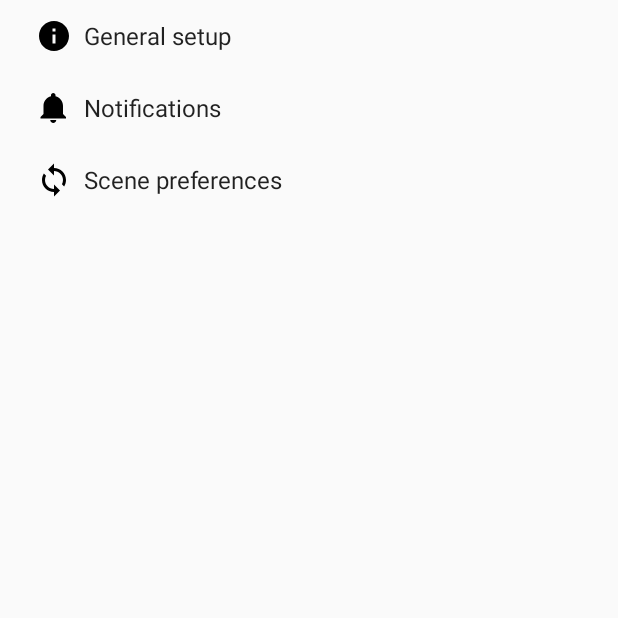
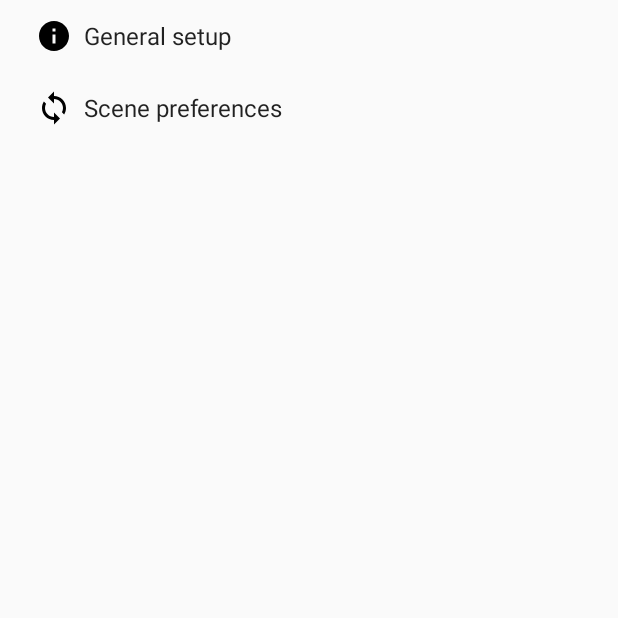
Before and after one commit to hgabor47/vrpd_android, an Android app: the SettingsActivity screen opened directly, with no data from a screen before it, on a phone screen of 412 x 824 dp, the top half of it. Run offline under Robolectric (Android 15) with nearby library versions, the phone set to English and light mode, and no system bars.

Commit message:
Changed android init screen

```diff
--- a/VRPrelimutensDesktop/src/main/res/xml/pref_data_sync.xml
+++ b/VRPrelimutensDesktop/src/main/res/xml/pref_data_sync.xml
@@ -55,10 +55,5 @@
         android:positiveButtonText="@null"
         android:title="@string/pref_title_sync_frequency" />
 
-    <!-- This preference simply launches an intent when selected. Use this UI sparingly, per
-         design guidelines. -->
-    <Preference android:title="@string/pref_title_system_sync_settings">
-        <intent android:action="android.settings.SYNC_SETTINGS" />
-    </Preference>
 
 </PreferenceScreen>
--- a/VRPrelimutensDesktop/src/main/res/xml/pref_general.xml
+++ b/VRPrelimutensDesktop/src/main/res/xml/pref_general.xml
@@ -1,10 +1,5 @@
 <PreferenceScreen xmlns:android="http://schemas.android.com/apk/res/android">
 
-    <SwitchPreference
-    android:key="example_switch"
-    android:defaultValue="true"
-    android:summary="@string/pref_description_social_recommendations"
-    android:title="@string/pref_title_social_recommendations" />
 
 <!-- NOTE: EditTextPreference accepts EditText attributes. -->
     <!-- NOTE: EditTextPreference's summary should be set to its value by the activity code. -->
--- a/VRPrelimutensDesktop/src/main/res/xml/pref_headers.xml
+++ b/VRPrelimutensDesktop/src/main/res/xml/pref_headers.xml
@@ -8,11 +8,6 @@
         android:title="@string/pref_header_general" />
 
     <header
-        android:fragment="com.hgplsoft.vrprelimutensdesktop.SettingsActivity$NotificationPreferenceFragment"
-        android:icon="@drawable/ic_notifications_black_24dp"
-        android:title="@string/pref_header_notifications" />
-
-    <header
         android:fragment="com.hgplsoft.vrprelimutensdesktop.SettingsActivity$DataSyncPreferenceFragment"
         android:icon="@drawable/ic_sync_black_24dp"
         android:title="@string/pref_header_data_sync" />
--- a/VRPrelimutensDesktop/src/main/res/xml/pref_notification.xml
+++ /dev/null
@@ -1,27 +0,0 @@
-<PreferenceScreen xmlns:android="http://schemas.android.com/apk/res/android">
-
-    <!-- A 'parent' preference, which enables/disables child preferences (below)
-         when checked/unchecked. -->
-    <SwitchPreference
-        android:defaultValue="true"
-        android:key="notifications_new_message"
-        android:title="@string/pref_title_new_message_notifications" />
-
-    <!-- Allows the user to choose a ringtone in the 'notification' category. -->
-    <!-- NOTE: This preference will be enabled only when the checkbox above is checked. -->
-    <!-- NOTE: RingtonePreference's summary should be set to its value by the activity code. -->
-    <RingtonePreference
-        android:defaultValue="content://settings/system/notification_sound"
-        android:dependency="notifications_new_message"
-        android:key="notifications_new_message_ringtone"
-        android:ringtoneType="notification"
-        android:title="@string/pref_title_ringtone" />
-
-    <!-- NOTE: This preference will be enabled only when the checkbox above is checked. -->
-    <SwitchPreference
-        android:defaultValue="true"
-        android:dependency="notifications_new_message"
-        android:key="notifications_new_message_vibrate"
-        android:title="@string/pref_title_vibrate" />
-
-</PreferenceScreen>
```
Also changed, not shown: VRPrelimutensDesktop/src/main/java/com/hgplsoft/vrprelimutensdesktop/SettingsActivity.java (+1 -31 lines), VRPrelimutensDesktop/src/main/res/mipmap-hdpi/ic_launcher.png, VRPrelimutensDesktop/src/main/res/mipmap-mdpi/ic_launcher.png, VRPrelimutensDesktop/src/main/res/mipmap-xhdpi/ic_launcher.png, VRPrelimutensDesktop/src/main/res/mipmap-xxhdpi/ic_launcher.png, VRPrelimutensDesktop/src/main/res/mipmap-xxxhdpi/ic_launcher.png, 31 other files.
